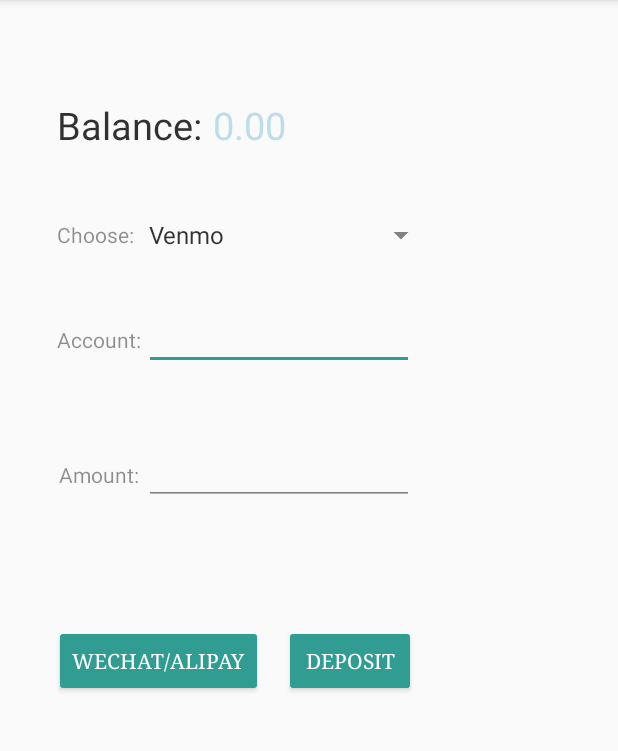
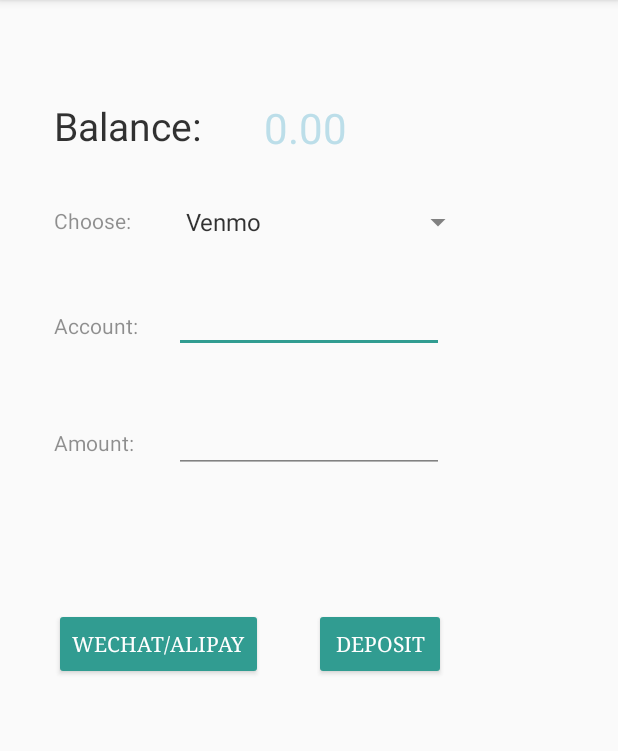
Before and after one commit to bruttozz/airmules-android-app, an Android app: the Deposit screen opened directly, with no data from a screen before it, on a phone screen of 412 x 824 dp, the part 84-835 px from its top. Run offline under Robolectric (Android 15) with nearby library versions, the light colour scheme and no system bars; our stand-ins replace Firebase (no records; nobody signed in at launch, a user with empty details on screens opened directly); libraries missing offline, so code that uses them is left out: com.payelves.sdk; 3 statements that could not run were skipped.

Commit message:
Update UI

```diff
--- a/app/src/main/res/layout/activity_deposit.xml
+++ b/app/src/main/res/layout/activity_deposit.xml
@@ -20,34 +20,34 @@
 
         <TextView
             android:id="@+id/textView1"
-            android:layout_width="100dp"
+            android:layout_width="140dp"
             android:layout_height="wrap_content"
             android:layout_marginTop="30dp"
-            android:gravity="center"
+            android:gravity="left"
             android:text="@string/balance_with_colon"
             android:textColor="@color/black"
-            android:textSize="25sp" />
+            android:textSize="26sp" />
 
         <TextView
             android:id="@+id/textView2"
-            android:layout_width="60dp"
+            android:layout_width="130dp"
             android:layout_height="wrap_content"
             android:layout_alignTop="@+id/textView1"
             android:layout_toRightOf="@+id/textView1"
             android:contentDescription="balance display"
-            android:gravity="center"
+            android:gravity="left"
+            android:text="000"
             android:textColor="@color/light_blue"
-            android:text="000"
-            android:textSize="25sp" />
+            android:textSize="28sp" />
 
         <TextView
             android:id="@+id/textView3"
-            android:layout_width="55dp"
+            android:layout_width="80dp"
             android:layout_height="40dp"
             android:layout_below="@+id/textView1"
+            android:layout_marginTop="36dp"
             android:layout_marginBottom="20dp"
-            android:layout_marginTop="36dp"
-            android:gravity="center"
+            android:gravity="left"
             android:text="Choose:" />
 
         <Spinner
@@ -55,18 +55,20 @@
             android:layout_width="200dp"
             android:layout_height="40dp"
             android:layout_alignTop="@+id/textView3"
+            android:layout_marginLeft="0dp"
+            android:layout_marginTop="-9dp"
             android:layout_toRightOf="@+id/textView3" />
 
         <TextView
             android:id="@+id/textView6"
-            android:layout_width="60dp"
+            android:layout_width="80dp"
             android:layout_height="40dp"
+            android:layout_below="@+id/textView3"
             android:layout_alignParentStart="true"
-            android:layout_below="@+id/textView3"
-            android:layout_marginBottom="20dp"
             android:layout_marginStart="0dp"
             android:layout_marginTop="10dp"
-            android:gravity="center"
+            android:layout_marginBottom="20dp"
+            android:gravity="left"
             android:text="Account:" />
 
         <EditText
@@ -75,7 +77,8 @@
             android:layout_height="40dp"
             android:layout_below="@+id/textView3"
             android:layout_alignTop="@+id/textView6"
-            android:layout_marginTop="0dp"
+            android:layout_marginLeft="0dp"
+            android:layout_marginTop="-12dp"
             android:layout_marginBottom="20dp"
             android:layout_toRightOf="@+id/textView6"
             android:gravity="left" />
@@ -83,14 +86,14 @@
 
         <TextView
             android:id="@+id/textView5"
-            android:layout_width="60dp"
+            android:layout_width="80dp"
             android:layout_height="40dp"
+            android:layout_below="@+id/account_info"
             android:layout_alignParentStart="true"
-            android:layout_below="@+id/account_info"
-            android:layout_marginBottom="20dp"
             android:layout_marginStart="0dp"
             android:layout_marginTop="30dp"
-            android:gravity="center"
+            android:layout_marginBottom="20dp"
+            android:gravity="left"
             android:text="Amount:" />
 
         <EditText
@@ -98,6 +101,8 @@
             android:layout_width="180dp"
             android:layout_height="40dp"
             android:layout_alignTop="@+id/textView5"
+            android:layout_marginLeft="0dp"
+            android:layout_marginTop="-10dp"
             android:layout_toRightOf="@+id/textView5"
             android:gravity="center"
             android:inputType="number" />
@@ -109,7 +114,7 @@
             android:layout_height="wrap_content"
             android:layout_below="@+id/textView5"
             android:layout_marginTop="60dp"
-            android:layout_marginLeft="153dp"
+            android:layout_marginLeft="173dp"
             android:text="DEPOSIT" />
 
         <Button
```
Also changed, not shown: app/src/main/res/layout/activity_withdraw.xml (+19 -15 lines).
